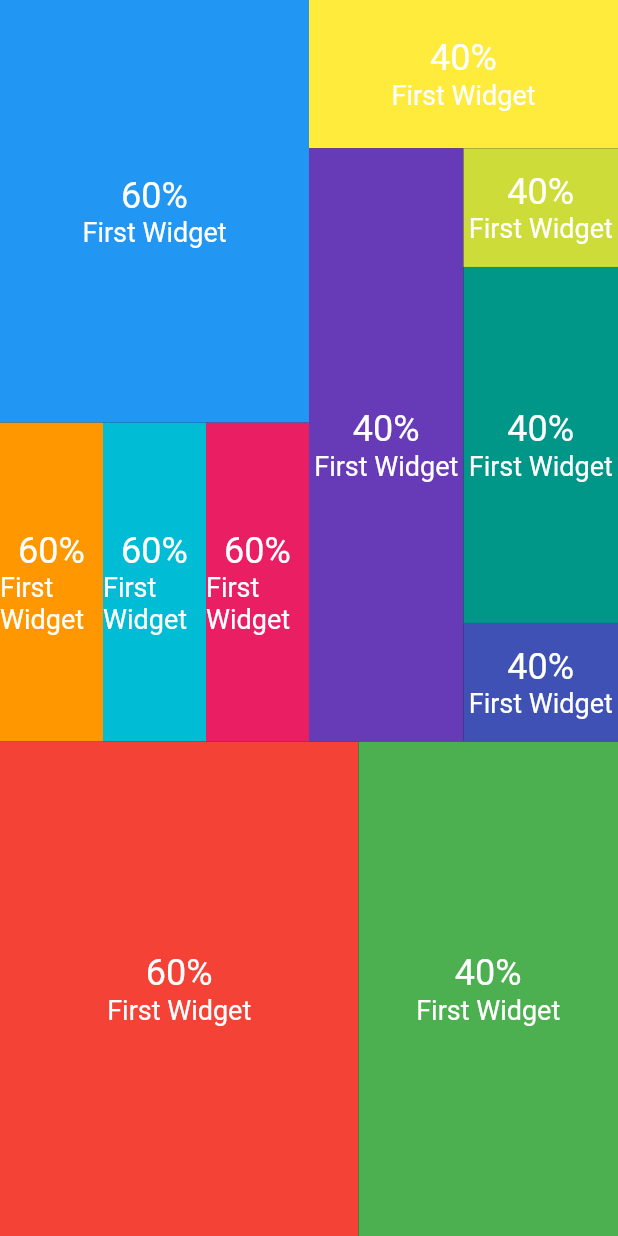
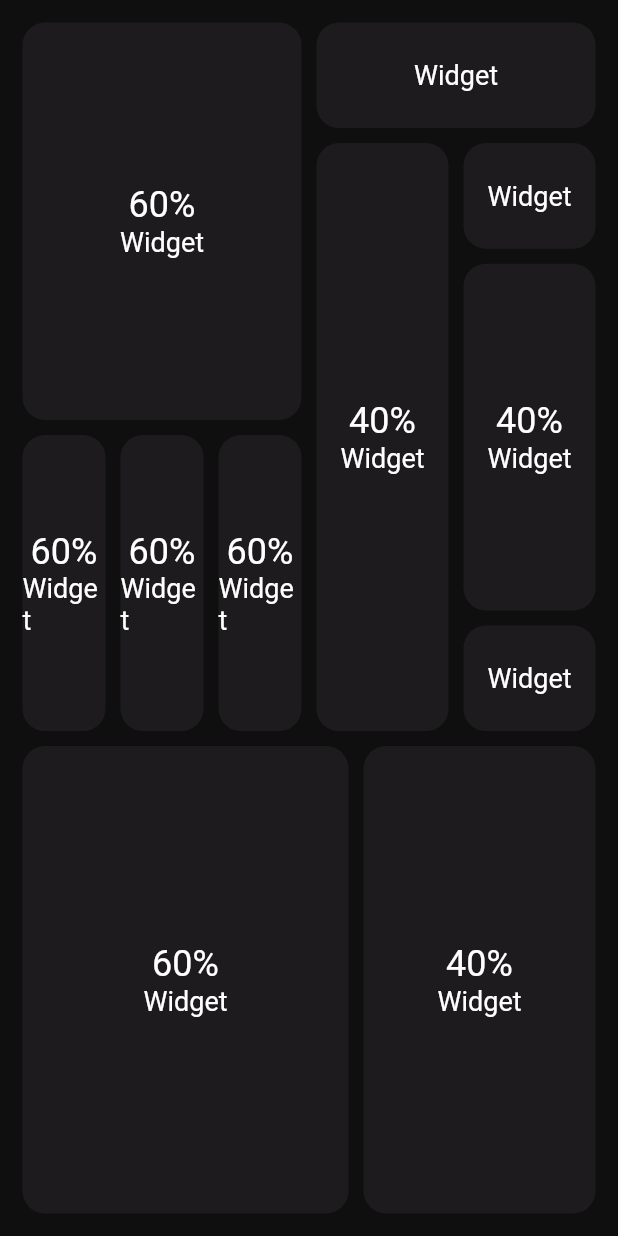
Before and after one commit to Shiru99/Flutter-Apps, a Flutter app: the screen it shows after launch, on a phone screen of 412 x 824 dp. Run offline on Flutter 3.47's test engine with Material 2 defaults, Android fonts, the phone set to English and light mode, and no system bars.

Commit message:
padding & background color added

```diff
--- a/portfolio_app/lib/home.dart
+++ b/portfolio_app/lib/home.dart
@@ -15,6 +15,8 @@ class _HomePageState extends State<HomePage> {
     return Scaffold(
       backgroundColor: Color.fromARGB(255, 15, 15, 15),
       body: SafeArea(
+        child: Padding(
+          padding: const EdgeInsets.all(10.0),
           child: Column(
             crossAxisAlignment: CrossAxisAlignment.stretch,
             children: [
@@ -30,20 +32,28 @@ class _HomePageState extends State<HomePage> {
                         children: [
                           Expanded(
                             flex: 57,
+                            child: Padding(
+                              padding: const EdgeInsets.all(5.0),
                               child: Container(
-                            color: Colors.blue,
+                                decoration: BoxDecoration(
+                                  borderRadius: BorderRadius.circular(15.0),
+                                  color: Color.fromARGB(255, 29, 27, 30),
+                                ),
                                 child: Column(
                                   mainAxisAlignment: MainAxisAlignment.center,
                                   children: [
                                     Text(
                                       '60%',
-                                  style: TextStyle(fontSize: 24, color: Colors.white),
+                                      style: TextStyle(
+                                          fontSize: 24, color: Colors.white),
                                     ),
                                     Text(
-                                  'First Widget',
-                                  style: TextStyle(fontSize: 18, color: Colors.white),
+                                      'Widget',
+                                      style: TextStyle(
+                                          fontSize: 18, color: Colors.white),
                                     ),
                                   ],
+                                ),
                               ),
                             ),
                           ),
@@ -53,58 +63,94 @@ class _HomePageState extends State<HomePage> {
                               children: [
                                 Expanded(
                                   flex: 33,
+                                  child: Padding(
+                                    padding: const EdgeInsets.all(5.0),
                                     child: Container(
-                                  color: Colors.orange,
+                                      decoration: BoxDecoration(
+                                        borderRadius:
+                                            BorderRadius.circular(15.0),
+                                        color: Color.fromARGB(255, 29, 27, 30),
+                                      ),
                                       child: Column(
-                                    mainAxisAlignment: MainAxisAlignment.center,
+                                        mainAxisAlignment:
+                                            MainAxisAlignment.center,
                                         children: [
                                           Text(
                                             '60%',
-                                        style: TextStyle(fontSize: 24, color: Colors.white),
+                                            style: TextStyle(
+                                                fontSize: 24,
+                                                color: Colors.white),
                                           ),
                                           Text(
-                                        'First Widget',
-                                        style: TextStyle(fontSize: 18, color: Colors.white),
+                                            'Widget',
+                                            style: TextStyle(
+                                                fontSize: 18,
+                                                color: Colors.white),
                                           ),
                                         ],
                                       ),
                                     ),
                                   ),
+                                ),
                                 Expanded(
                                   flex: 33,
+                                  child: Padding(
+                                    padding: const EdgeInsets.all(5.0),
                                     child: Container(
-                                  color: Colors.cyan,
+                                      decoration: BoxDecoration(
+                                        borderRadius:
+                                            BorderRadius.circular(15.0),
+                                        color: Color.fromARGB(255, 29, 27, 30),
+                                      ),
                                       child: Column(
-                                    mainAxisAlignment: MainAxisAlignment.center,
+                                        mainAxisAlignment:
+                                            MainAxisAlignment.center,
                                         children: [
                                           Text(
                                             '60%',
-                                        style: TextStyle(fontSize: 24, color: Colors.white),
+                                            style: TextStyle(
+                                                fontSize: 24,
+                                                color: Colors.white),
                                           ),
                                           Text(
-                                        'First Widget',
-                                        style: TextStyle(fontSize: 18, color: Colors.white),
+                                            'Widget',
+                                            style: TextStyle(
+                                                fontSize: 18,
+                                                color: Colors.white),
                                           ),
                                         ],
                                       ),
                                     ),
                                   ),
+                                ),
                                 Expanded(
                                   flex: 33,
+                                  child: Padding(
+                                    padding: const EdgeInsets.all(5.0),
                                     child: Container(
-                                  color: Colors.pink,
+                                      decoration: BoxDecoration(
+                                        borderRadius:
+                                            BorderRadius.circular(15.0),
+                                        color: Color.fromARGB(255, 29, 27, 30),
+                                      ),
                                       child: Column(
-                                    mainAxisAlignment: MainAxisAlignment.center,
+                                        mainAxisAlignment:
+                                            MainAxisAlignment.center,
                                         children: [
                                           Text(
                                             '60%',
-                                        style: TextStyle(fontSize: 24, color: Colors.white),
+                                            style: TextStyle(
+                                                fontSize: 24,
+                                                color: Colors.white),
                                           ),
                                           Text(
-                                        'First Widget',
-                                        style: TextStyle(fontSize: 18, color: Colors.white),
+                                            'Widget',
+                                            style: TextStyle(
+                                                fontSize: 18,
+                                                color: Colors.white),
                                           ),
                                         ],
+                                      ),
                                     ),
                                   ),
                                 )
@@ -120,106 +166,138 @@ class _HomePageState extends State<HomePage> {
                         crossAxisAlignment: CrossAxisAlignment.stretch,
                         children: [
                           Expanded(
-                          flex: 20,
+                            flex: 10,
+                            child: Padding(
+                              padding: const EdgeInsets.all(5.0),
                               child: Container(
-                            color: Colors.yellow,
-                            child: Column(
-                              mainAxisAlignment: MainAxisAlignment.center,
-                              children: [
-                                Text(
-                                  '40%',
-                                  style: TextStyle(fontSize: 24, color: Colors.white),
+                                decoration: BoxDecoration(
+                                  borderRadius: BorderRadius.circular(15.0),
+                                  color: Color.fromARGB(255, 29, 27, 30),
                                 ),
-                                Text(
-                                  'First Widget',
-                                  style: TextStyle(fontSize: 18, color: Colors.white),
+                                child: Center(
+                                  child: Text(
+                                    'Widget',
+                                    style: TextStyle(
+                                        fontSize: 18, color: Colors.white),
                                   ),
-                              ],
+                                ),
                               ),
                             ),
                           ),
                           Expanded(
-                          flex: 80,
+                            flex: 50,
                             child: Row(
                               children: [
                                 Expanded(
                                   flex: 50,
+                                  child: Padding(
+                                    padding: const EdgeInsets.all(5.0),
                                     child: Container(
-                                  color: Colors.deepPurple,
+                                      decoration: BoxDecoration(
+                                        borderRadius:
+                                            BorderRadius.circular(15.0),
+                                        color: Color.fromARGB(255, 29, 27, 30),
+                                      ),
                                       child: Column(
-                                    mainAxisAlignment: MainAxisAlignment.center,
+                                        mainAxisAlignment:
+                                            MainAxisAlignment.center,
                                         children: [
                                           Text(
                                             '40%',
-                                        style: TextStyle(fontSize: 24, color: Colors.white),
+                                            style: TextStyle(
+                                                fontSize: 24,
+                                                color: Colors.white),
                                           ),
                                           Text(
-                                        'First Widget',
-                                        style: TextStyle(fontSize: 18, color: Colors.white),
+                                            'Widget',
+                                            style: TextStyle(
+                                                fontSize: 18,
+                                                color: Colors.white),
                                           ),
                                         ],
+                                      ),
                                     ),
                                   ),
                                 ),
                                 Expanded(
                                   flex: 50,
                                   child: Column(
-                                  crossAxisAlignment: CrossAxisAlignment.stretch,
+                                    crossAxisAlignment:
+                                        CrossAxisAlignment.stretch,
                                     children: [
                                       Expanded(
                                         flex: 20,
+                                        child: Padding(
+                                          padding: const EdgeInsets.all(5.0),
                                           child: Container(
-                                        color: Colors.lime,
+                                            decoration: BoxDecoration(
+                                              borderRadius:
+                                                  BorderRadius.circular(15.0),
+                                              color: Color.fromARGB(
+                                                  255, 29, 27, 30),
+                                            ),
+                                            child: Center(
+                                              child: Text(
+                                                'Widget',
+                                                style: TextStyle(
+                                                    fontSize: 18,
+                                                    color: Colors.white),
+                                              ),
+                                            ),
+                                          ),
+                                        ),
+                                      ),
+                                      Expanded(
+                                        flex: 60,
+                                        child: Padding(
+                                          padding: const EdgeInsets.all(5.0),
+                                          child: Container(
+                                            decoration: BoxDecoration(
+                                              borderRadius:
+                                                  BorderRadius.circular(15.0),
+                                              color: Color.fromARGB(
+                                                  255, 29, 27, 30),
+                                            ),
                                             child: Column(
-                                          mainAxisAlignment: MainAxisAlignment.center,
+                                              mainAxisAlignment:
+                                                  MainAxisAlignment.center,
                                               children: [
                                                 Text(
                                                   '40%',
-                                              style: TextStyle(fontSize: 24, color: Colors.white),
+                                                  style: TextStyle(
+                                                      fontSize: 24,
+                                                      color: Colors.white),
                                                 ),
                                                 Text(
-                                              'First Widget',
-                                              style: TextStyle(fontSize: 18, color: Colors.white),
+                                                  'Widget',
+                                                  style: TextStyle(
+                                                      fontSize: 18,
+                                                      color: Colors.white),
                                                 ),
                                               ],
                                             ),
                                           ),
                                         ),
-                                    Expanded(
-                                      flex: 60,
-                                      child: Container(
-                                        color: Colors.teal,
-                                        child: Column(
-                                          mainAxisAlignment: MainAxisAlignment.center,
-                                          children: [
-                                            Text(
-                                              '40%',
-                                              style: TextStyle(fontSize: 24, color: Colors.white),
-                                            ),
-                                            Text(
-                                              'First Widget',
-                                              style: TextStyle(fontSize: 18, color: Colors.white),
-                                            ),
-                                          ],
-                                        ),
-                                      ),
                                       ),
                                       Expanded(
                                         flex: 20,
+                                        child: Padding(
+                                          padding: const EdgeInsets.all(5.0),
                                           child: Container(
-                                        color: Colors.indigo,
-                                        child: Column(
-                                          mainAxisAlignment: MainAxisAlignment.center,
-                                          children: [
-                                            Text(
-                                              '40%',
-                                              style: TextStyle(fontSize: 24, color: Colors.white),
+                                            decoration: BoxDecoration(
+                                              borderRadius:
+                                                  BorderRadius.circular(15.0),
+                                              color: Color.fromARGB(
+                                                  255, 29, 27, 30),
                                             ),
-                                            Text(
-                                              'First Widget',
-                                              style: TextStyle(fontSize: 18, color: Colors.white),
+                                            child: Center(
+                                              child: Text(
+                                                'Widget',
+                                                style: TextStyle(
+                                                    fontSize: 18,
+                                                    color: Colors.white),
                                               ),
-                                          ],
+                                            ),
                                           ),
                                         ),
                                       ),
@@ -242,39 +320,55 @@ class _HomePageState extends State<HomePage> {
                   children: [
                     Expanded(
                       flex: 58,
+                      child: Padding(
+                        padding: const EdgeInsets.all(5.0),
                         child: Container(
-                      color: Colors.red,
+                          decoration: BoxDecoration(
+                            borderRadius: BorderRadius.circular(15.0),
+                            color: Color.fromARGB(255, 29, 27, 30),
+                          ),
                           child: Column(
                             mainAxisAlignment: MainAxisAlignment.center,
                             children: [
                               Text(
                                 '60%',
-                            style: TextStyle(fontSize: 24, color: Colors.white),
+                                style: TextStyle(
+                                    fontSize: 24, color: Colors.white),
                               ),
                               Text(
-                            'First Widget',
-                            style: TextStyle(fontSize: 18, color: Colors.white),
+                                'Widget',
+                                style: TextStyle(
+                                    fontSize: 18, color: Colors.white),
                               ),
                             ],
                           ),
                         ),
                       ),
+                    ),
                     Expanded(
                       flex: 42,
+                      child: Padding(
+                        padding: const EdgeInsets.all(5.0),
                         child: Container(
-                      color: Colors.green,
+                          decoration: BoxDecoration(
+                            borderRadius: BorderRadius.circular(15.0),
+                            color: Color.fromARGB(255, 29, 27, 30),
+                          ),
                           child: Column(
                             mainAxisAlignment: MainAxisAlignment.center,
                             children: [
                               Text(
                                 '40%',
-                            style: TextStyle(fontSize: 24, color: Colors.white),
+                                style: TextStyle(
+                                    fontSize: 24, color: Colors.white),
                               ),
                               Text(
-                            'First Widget',
-                            style: TextStyle(fontSize: 18, color: Colors.white),
+                                'Widget',
+                                style: TextStyle(
+                                    fontSize: 18, color: Colors.white),
                               ),
                             ],
+                          ),
                         ),
                       ),
                     ),
@@ -284,13 +378,7 @@ class _HomePageState extends State<HomePage> {
             ],
           ),
         ),
+      ),
     );
   }
 }
-
-
-/**
- *
- *      534 -> 315 + 200
- *
- */
```
Lines whose indentation alone changed are shown as unchanged.
